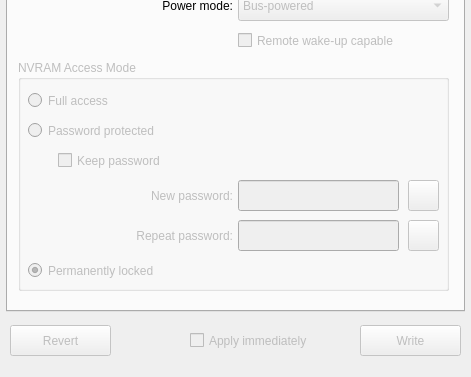
Old version of the form src/configuratorwindow.ui in the repository bloguetronica/mcp2210-conf; both pictures show x 0 to 471 and y 234 to 611 of the 471 by 611 pixel window.
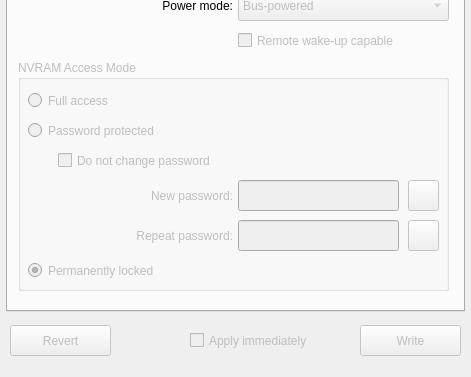
New version of the form. Icons and pictures are not drawn.

```diff
--- a/src/configuratorwindow.ui
+++ b/src/configuratorwindow.ui
@@ -497,7 +497,7 @@
         </rect>
        </property>
        <property name="text">
-        <string>Keep password</string>
+        <string>Do not change password</string>
        </property>
       </widget>
      </widget>
```
Left out of the diff: 2 changed lines with no effect on the pictures.
